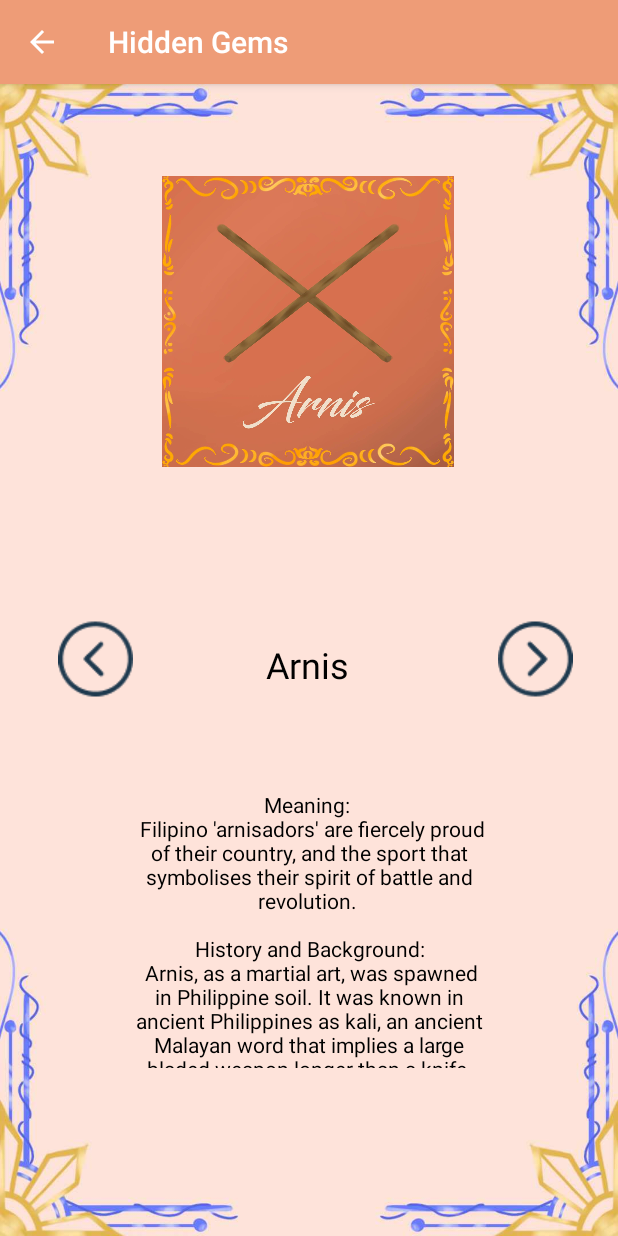
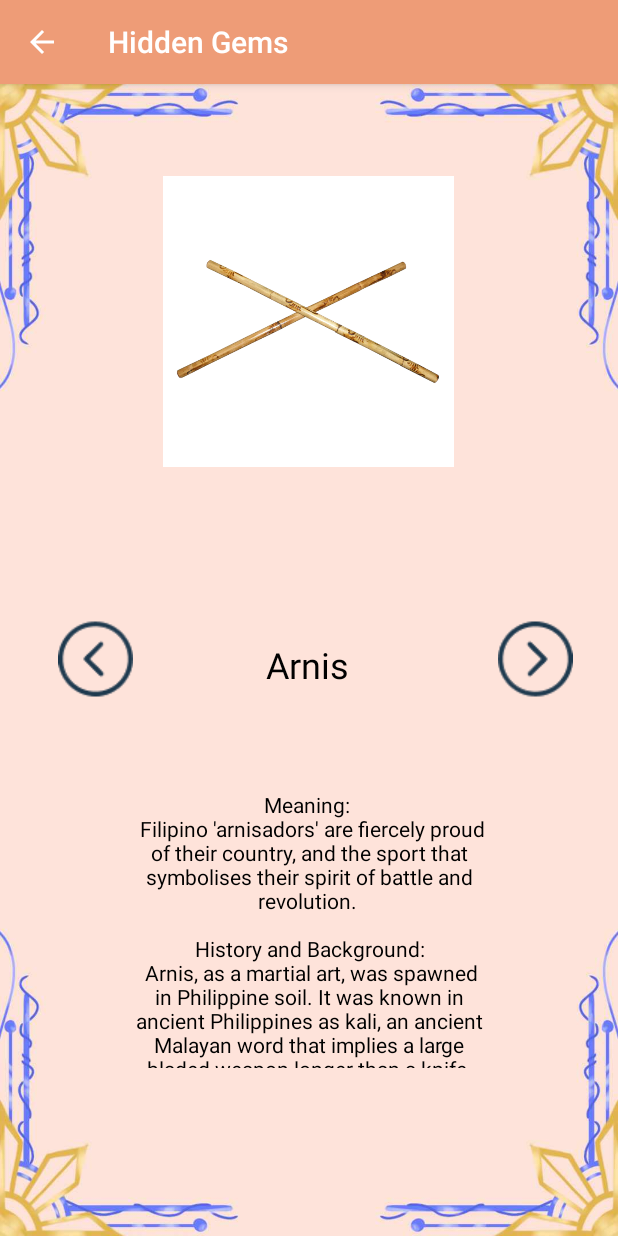
Before and after one commit to Sandoksalamat/Actual-Code-keme, an Android app: the Arnis screen opened directly, with no data from a screen before it, on a phone screen of 412 x 824 dp. Run offline under Robolectric (Android 15) with nearby library versions, the phone set to English and light mode, and no system bars.

Commit message:
ok fixed da inside pics and oder thingz

```diff
--- a/app/src/main/res/layout/activity_arnis.xml
+++ b/app/src/main/res/layout/activity_arnis.xml
@@ -39,7 +39,7 @@
         app:layout_constraintStart_toStartOf="parent"
         app:layout_constraintTop_toTopOf="parent"
         app:layout_constraintVertical_bias="0.107"
-        app:srcCompat="@drawable/arnis"
+        app:srcCompat="@drawable/arniss"
         tools:srcCompat="@drawable/arniss" />
 
     <Button
```
